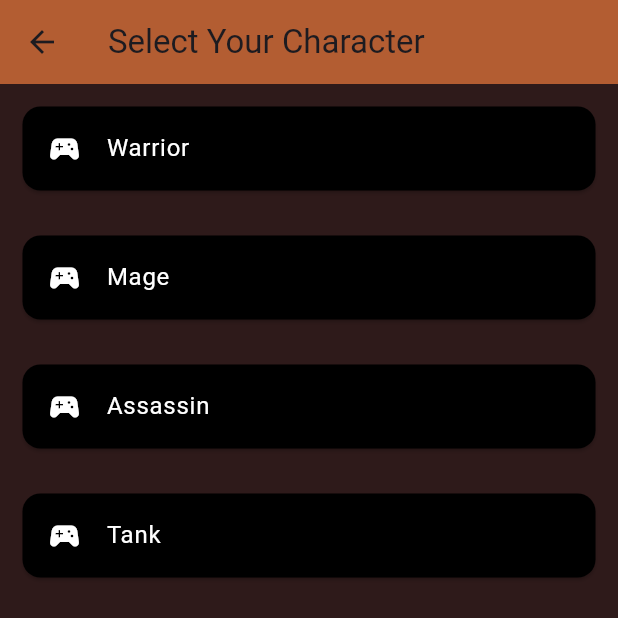
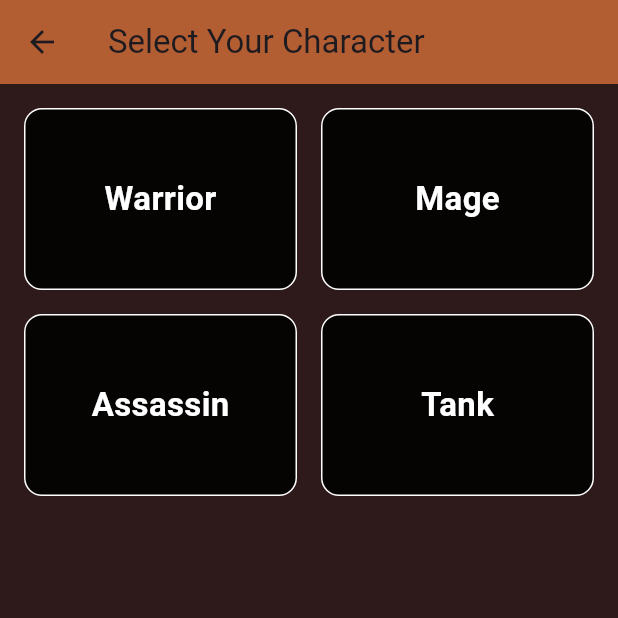
Before and after one commit to GinKun-project/Niraj-mobile-app, a Flutter app: the CharacterSelectScreen screen opened by its route, on a phone screen of 412 x 824 dp, the top half of it. Run offline on Flutter 3.47's test engine with Material 3 defaults, Android fonts, the phone set to English and light mode, and no system bars; missing offline and left inert: flame.

```diff
--- a/lib/main.dart
+++ b/lib/main.dart
@@ -8,6 +8,8 @@ void main() {
 }
 
 class MyApp extends StatelessWidget {
+  const MyApp({super.key});
+
   @override
   Widget build(BuildContext context) {
     return MaterialApp(
--- a/lib/ui/character_select_screen.dart
+++ b/lib/ui/character_select_screen.dart
@@ -1,46 +1,54 @@
 import 'package:flutter/material.dart';
-import 'package:shadow_clash/ui/battle_screen.dart';
+import 'package:shadow_clash/ui/battle_screen.dart'; // adjust path if needed
 
 class CharacterSelectScreen extends StatelessWidget {
-  // You can later replace these with dynamic character data
   final List<String> characters = ['Warrior', 'Mage', 'Assassin', 'Tank'];
 
   @override
   Widget build(BuildContext context) {
     return Scaffold(
-      backgroundColor: Color(0xFF2E1A1A),
+      backgroundColor: const Color(0xFF2E1A1A),
       appBar: AppBar(
-        title: Text('Select Your Character'),
-        backgroundColor: Color(0xFFB35D32),
+        title: const Text('Select Your Character'),
+        backgroundColor: const Color(0xFFB35D32),
       ),
-      body: Center(
-        child: ListView.builder(
+      body: Padding(
+        padding: const EdgeInsets.all(16.0),
+        child: GridView.builder(
           itemCount: characters.length,
+          gridDelegate: const SliverGridDelegateWithFixedCrossAxisCount(
+            crossAxisCount: 2,
+            childAspectRatio: 3 / 2,
+            crossAxisSpacing: 16,
+            mainAxisSpacing: 16,
+          ),
           itemBuilder: (context, index) {
-            return Card(
-              color: Colors.black,
-              margin: EdgeInsets.all(15),
-              child: ListTile(
-                title: Text(
-                  characters[index],
-                  style: TextStyle(color: Colors.white),
+            final character = characters[index];
+            return GestureDetector(
+              onTap: () {
+                Navigator.push(
+                  context,
+                  MaterialPageRoute(
+                    builder: (_) => BattleScreen(character: character),
+                  ),
+                );
+              },
+              child: Container(
+                decoration: BoxDecoration(
+                  color: Colors.black87,
+                  borderRadius: BorderRadius.circular(12),
+                  border: Border.all(color: Colors.white),
                 ),
-                leading: Icon(
-                  Icons
-                      .sports_esports, // You can later add character images here
-                  color: Colors.white,
+                child: Center(
+                  child: Text(
+                    character,
+                    style: const TextStyle(
+                      color: Colors.white,
+                      fontSize: 22,
+                      fontWeight: FontWeight.bold,
+                    ),
+                  ),
                 ),
-                onTap: () {
-                  // Navigate to Battle Screen
-                  Navigator.push(
-                    context,
-                    MaterialPageRoute(
-                      builder:
-                          (context) =>
-                              BattleScreen(character: characters[index]),
-                    ),
-                  );
-                },
               ),
             );
           },
--- a/lib/ui/login_screen.dart
+++ b/lib/ui/login_screen.dart
@@ -6,6 +6,8 @@ import 'package:shadow_clash/ui/sign_up_screen.dart';
 class LoginScreen extends StatelessWidget {
   final TextEditingController usernameController = TextEditingController();
   final TextEditingController passwordController = TextEditingController();
+
+  LoginScreen({super.key});
 
   @override
   Widget build(BuildContext context) {
@@ -65,7 +67,6 @@ class LoginScreen extends StatelessWidget {
                 onPressed: () {
                   // Handle login logic here
                 },
-                child: Text('LOG IN'),
                 style: ElevatedButton.styleFrom(
                   backgroundColor: Color(0xFFB35D32), // Corrected property
                   padding: EdgeInsets.symmetric(horizontal: 100, vertical: 15),
@@ -74,6 +75,7 @@ class LoginScreen extends StatelessWidget {
                     fontWeight: FontWeight.bold,
                   ),
                 ),
+                child: Text('LOG IN'),
               ),
               SizedBox(height: 20),
               // Create an account link
--- a/lib/ui/sign_up_screen.dart
+++ b/lib/ui/sign_up_screen.dart
@@ -5,6 +5,8 @@ class SignUpScreen extends StatelessWidget {
   final TextEditingController passwordController = TextEditingController();
   final TextEditingController confirmPasswordController =
       TextEditingController();
+
+  SignUpScreen({super.key});
 
   @override
   Widget build(BuildContext context) {
@@ -78,7 +80,6 @@ class SignUpScreen extends StatelessWidget {
                 onPressed: () {
                   // Handle sign-up logic here
                 },
-                child: Text('SIGN UP'),
                 style: ElevatedButton.styleFrom(
                   backgroundColor: Color(0xFFB35D32), // Corrected property
                   padding: EdgeInsets.symmetric(horizontal: 100, vertical: 15),
@@ -87,6 +88,7 @@ class SignUpScreen extends StatelessWidget {
                     fontWeight: FontWeight.bold,
                   ),
                 ),
+                child: Text('SIGN UP'),
               ),
               SizedBox(height: 20),
               // Already have an account link
```
Also changed, not shown: lib/ui/battle_screen.dart (+178 -114 lines), 1 other file.
